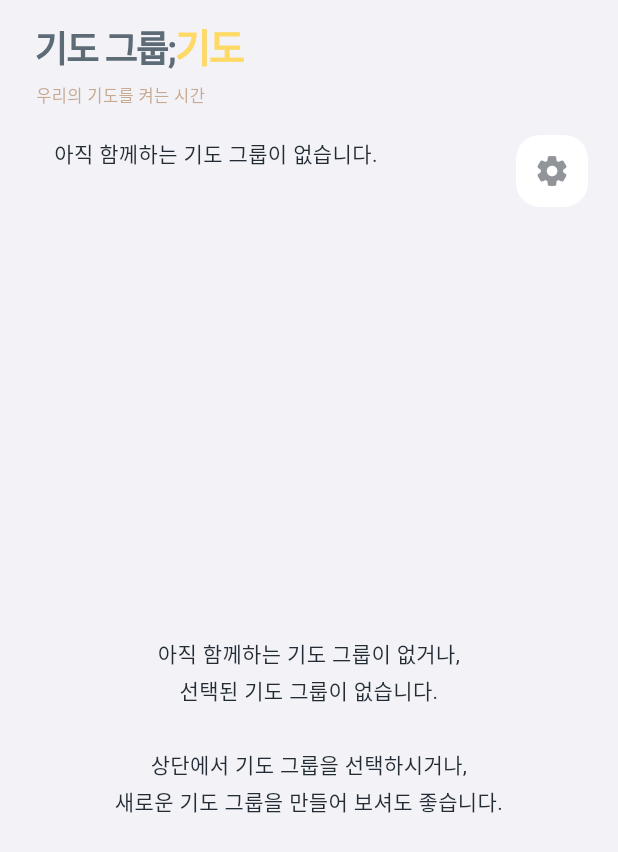
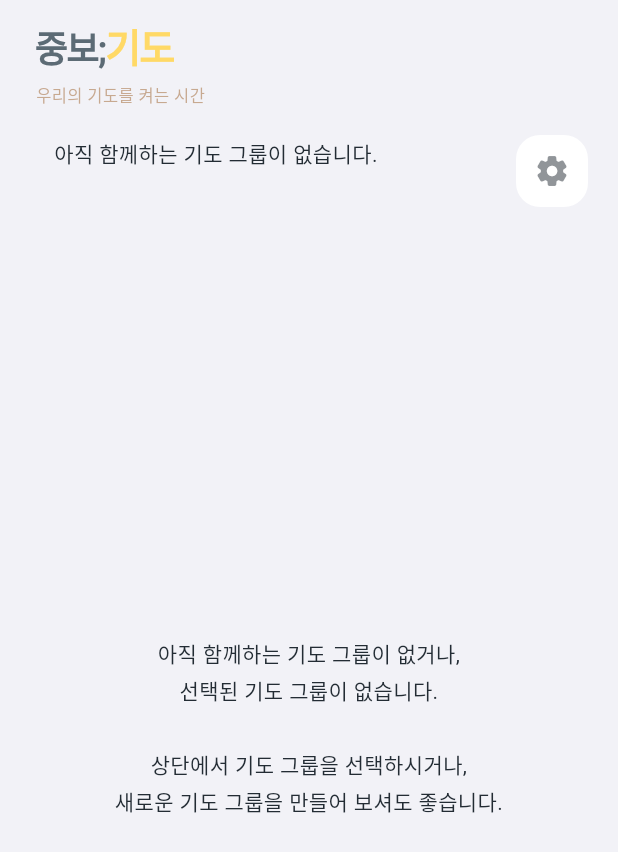
Before and after one commit to raina-kkk/with-on, a Flutter app: the GroupPage screen opened directly, on a phone screen of 412 x 824 dp. Shown: the top 852 px of the screen. Run offline on Flutter 3.47's test engine with Material 3 defaults, Android fonts, the phone set to English and light mode, and no system bars; our stand-ins replace cloud_firestore, firebase_auth, firebase_core, flutter_local_notifications, flutter_timezone, shared_preferences and 1 more; accounts and stored records are empty; Roboto replaces fonts that are missing (LeferiPoint, Pretendard); project files that could hold a hidden picture were left out.

Commit message:
3rd commit

```diff
--- a/lib/presentation/pages/group_page.dart
+++ b/lib/presentation/pages/group_page.dart
@@ -741,7 +741,7 @@ class _GroupPageState extends State<GroupPage> {
             left: 0,
             right: 0,
             child: AppBanner(
-              titleLeft: '기도 그룹',
+              titleLeft: '중보',
               titleRight: '기도',
               subtitle: '우리의 기도를 켜는 시간',
               onNotification: widget.onNotification,
```
